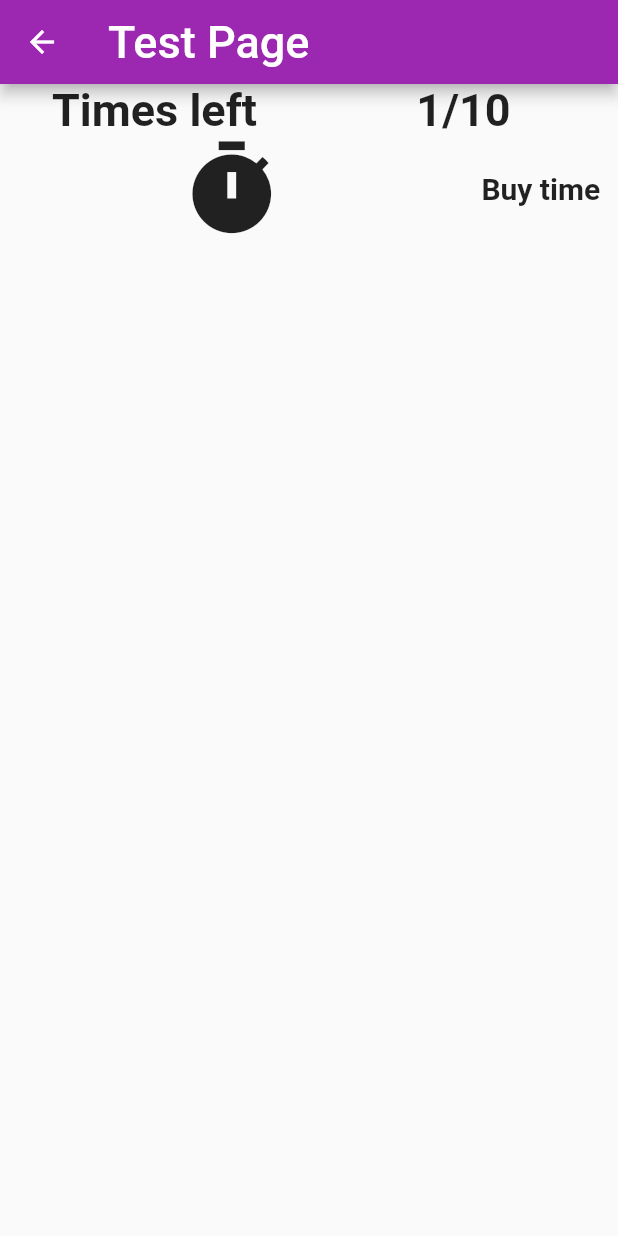
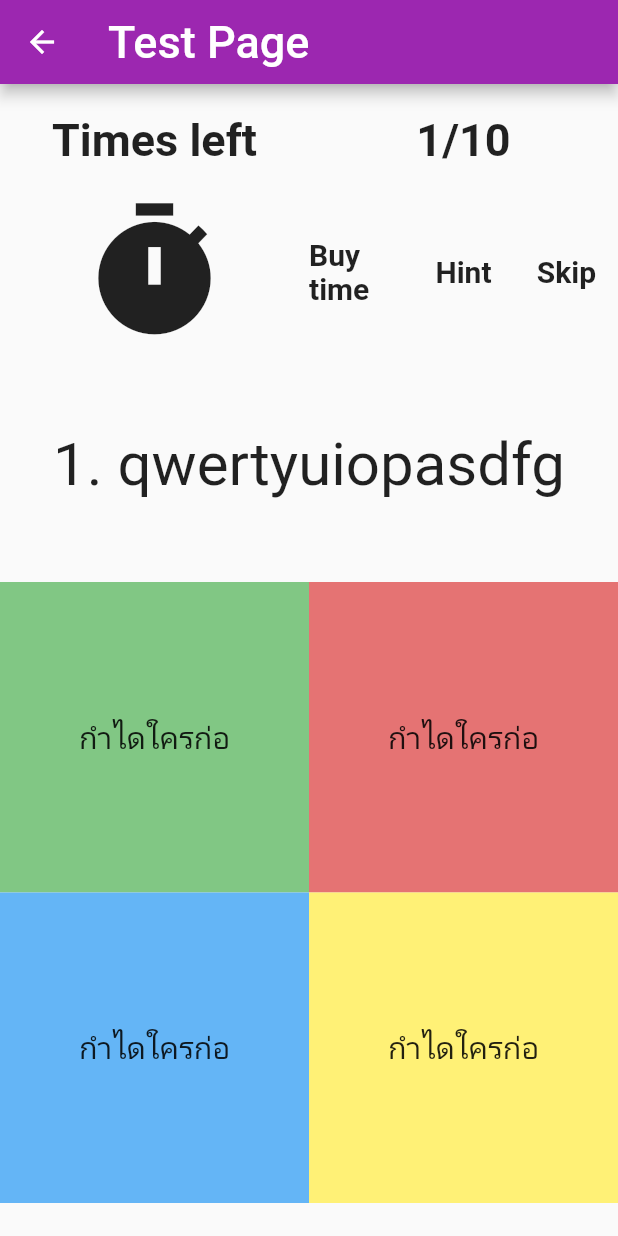
Before and after one commit to Hentaidasiu/Somchai_WordCamp, a Flutter app: the WordTestPage screen opened directly with empty values, on a phone screen of 412 x 824 dp. Run offline on Flutter 3.47's test engine with Material 2 defaults, Android fonts, the light colour scheme and no system bars; our stand-ins replace date_format, focused_menu, modal_bottom_sheet, sqflite; missing offline and left inert: flutter_overboard, popup_menu; accounts and stored records are empty.

Commit message:
TestPage

```diff
--- a/lib/test.dart
+++ b/lib/test.dart
@@ -72,30 +72,148 @@ class WordTestPageState extends State<WordTestPage> {
       body: Container(
         child: Column(
           children: [
-              Row(
+            Container(
+              padding: EdgeInsets.fromLTRB(0, 20, 0, 0),
+              child: Row(
                 children: [
                   Expanded(
-                    child: Center(child: Text('Times left', style: TextStyle(fontSize: 30, fontWeight: FontWeight.bold),))
-                  ),
+                      child: Center(
+                          child: Text(
+                    'Times left',
+                    style: TextStyle(fontSize: 30, fontWeight: FontWeight.bold),
+                  ))),
                   Expanded(
-                    child: Center(child: Text('1/10', style: TextStyle(fontSize: 30, fontWeight: FontWeight.bold),))
-                  )
+                      child: Center(
+                          child: Text(
+                    '1/10',
+                    style: TextStyle(fontSize: 30, fontWeight: FontWeight.bold),
+                  )))
                 ],
               ),
-              Row(
+            ),
+            Container(
+              padding: EdgeInsets.fromLTRB(0, 20, 0, 0),
+              child: Row(
                 children: [
                   Expanded(
                       flex: 3,
-                    child: Center(child: Icon(Icons.timer, size: 70,),)
+                      child: Center(
+                        child: Icon(
+                          Icons.timer,
+                          size: 100,
                         ),
+                      )),
                   Expanded(
-                    child: Center(child: Text('Buy time', style: TextStyle(fontSize: 20, fontWeight: FontWeight.bold),))
+                      child: Center(
+                          child: Text(
+                    'Buy time',
+                    style: TextStyle(fontSize: 20, fontWeight: FontWeight.bold),
+                  ))),
+                  Expanded(
+                      child: Center(
+                          child: Text(
+                    'Hint',
+                    style: TextStyle(fontSize: 20, fontWeight: FontWeight.bold),
+                  ))),
+                  Expanded(
+                      child: Center(
+                          child: Text(
+                    'Skip',
+                    style: TextStyle(fontSize: 20, fontWeight: FontWeight.bold),
+                  ))),
+                ],
               ),
-                ],
-              )
+            ),
+            getQuestion(),
           ],
         ),
       ),
     );
   }
 }
+
+Widget getQuestion() {
+  return Container(
+    child: Column(
+      children: [
+        Container(
+          padding: EdgeInsets.fromLTRB(0, 55, 0, 55),
+          child: Text(
+            '1. qwertyuiopasdfg',
+            style: TextStyle(fontSize: 40),
+          ),
+        ),
+        Container(
+          child: Column(
+            children: [
+              Container(
+                child: Row(
+                  children: [
+                    Expanded(
+                      child: GestureDetector(
+                        child: Container(
+                          child: Center(
+                            child: Text('กำไดใครก่อ', style: TextStyle(fontSize: 20),)),
+                            color: Colors.green[300],
+                            padding: EdgeInsets.fromLTRB(0, 90, 0, 90),
+                        ),
+                        onTap: (){
+
+                        },
+                      )
+                    ),
+                    Expanded(
+                      child: GestureDetector(
+                        child: Container(
+                          child: Center(
+                            child: Text('กำไดใครก่อ', style: TextStyle(fontSize: 20),)),
+                            color: Colors.red[300],
+                            padding: EdgeInsets.fromLTRB(0, 90, 0, 90),
+                        ),
+                        onTap: (){
+
+                        },
+                      )
+                    )
+                  ],
+                ),
+              ),
+              Container(
+                child: Row(
+                  children: [
+                    Expanded(
+                      child: GestureDetector(
+                        child: Container(
+                          child: Center(
+                            child: Text('กำไดใครก่อ', style: TextStyle(fontSize: 20),)),
+                            color: Colors.blue[300],
+                            padding: EdgeInsets.fromLTRB(0, 90, 0, 90),
+                        ),
+                        onTap: (){
+
+                        },
+                      )
+                    ),
+                    Expanded(
+                      child: GestureDetector(
+                        child: Container(
+                          child: Center(
+                            child: Text('กำไดใครก่อ', style: TextStyle(fontSize: 20),)),
+                            color: Colors.yellow[300],
+                            padding: EdgeInsets.fromLTRB(0, 90, 0, 90),
+                        ),
+                        onTap: (){
+
+                        },
+                      )
+                    )
+                  ],
+                ),
+              ),
+            ],
+          ),
+        )
+      ],
+    ),
+  );
+}
```
Lines whose indentation alone changed are shown as unchanged.
